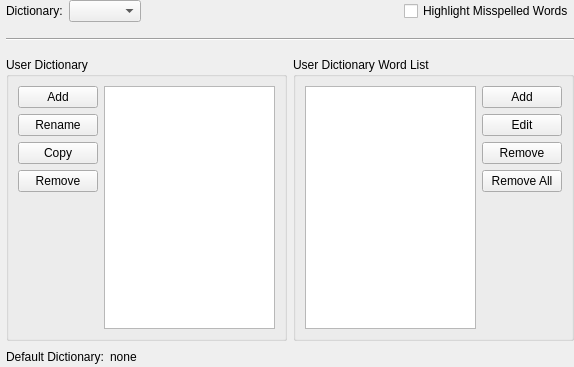
This is src/Sigil/Form_Files/PSpellCheckWidget.ui in Sigil-Ebook/Sigil as Qt 5 draws it before an edit. The edited form follows.
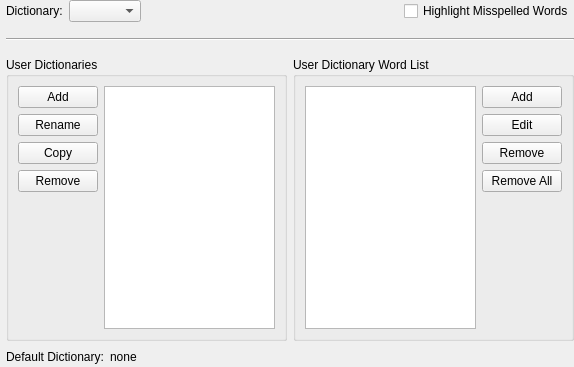
This is the edited form.

Commit message: Modify spellcheck to list all dictionaries in Add, and enable legacy default dictionary.

Diff of the .ui file:
```diff
--- a/src/Sigil/Form_Files/PSpellCheckWidget.ui
+++ b/src/Sigil/Form_Files/PSpellCheckWidget.ui
@@ -117,7 +117,7 @@
         <string/>
        </property>
        <property name="title">
-        <string>User Dictionary</string>
+        <string>User Dictionaries</string>
        </property>
        <layout class="QHBoxLayout" name="horizontalLayout_4">
         <item>
```
Left out of the diff: 13 changed lines with no effect on the pictures. The commit also changes 9 other files.
